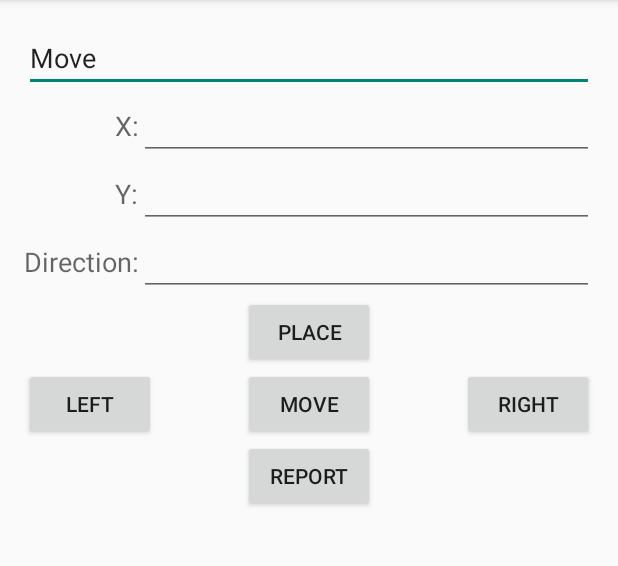
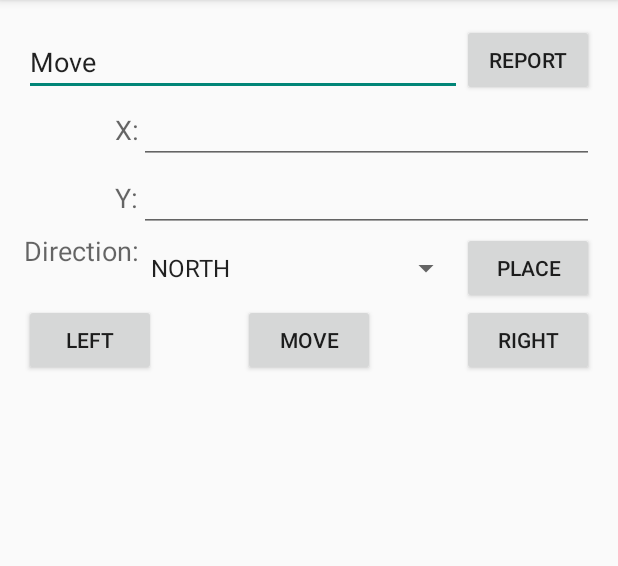
Before and after one commit to lokulin/toy-robot-android, an Android app: the screen it shows after launch (MainActivity), after a tap on "MOVE", on a phone screen of 412 x 824 dp, the part 84-650 px from its top. Run offline under Robolectric (Android 15) with nearby library versions, the phone set to English and light mode, and no system bars; 1 other tap on this screen came first.

Commit message:
Added more bugs

```diff
--- a/app/src/main/java/com/lauchlin/toyrobot/MainActivity.java
+++ b/app/src/main/java/com/lauchlin/toyrobot/MainActivity.java
@@ -5,15 +5,33 @@ import android.os.Bundle;
 import android.view.Menu;
 import android.view.MenuItem;
 import android.view.View;
+import android.widget.ArrayAdapter;
 import android.widget.EditText;
+import android.widget.Spinner;
+
+import java.util.Arrays;
+import java.util.List;
 
 
 public class MainActivity extends ActionBarActivity {
+
+    private Robot robot;
+    private Table table;
+    private EditText reportText;
+    public static List<String> directions = Arrays.asList("NORTH", "EAST", "SOUTH", "WEST");
 
     @Override
     protected void onCreate(Bundle savedInstanceState) {
         super.onCreate(savedInstanceState);
         setContentView(R.layout.activity_main);
+
+        table = new Table(new Point(0,0), new Point(4,4));
+        robot = new Robot(new Point(0,0), 0.0, null);
+        reportText = (EditText) findViewById(R.id.reportEditText);
+
+        Spinner directionList = (Spinner) findViewById(R.id.directionsSpinner);
+        ArrayAdapter<String> adapter = new ArrayAdapter<String>(this, android.R.layout.simple_spinner_item, directions);
+        directionList.setAdapter(adapter);
     }
 
     @Override
@@ -39,27 +57,30 @@ public class MainActivity extends ActionBarActivity {
     }
 
     public void onPlace(View view) {
-        EditText reportText = (EditText) findViewById(R.id.reportEditText);
+        String x = ((EditText) findViewById(R.id.xEditText)).getText().toString();
+        String y = ((EditText) findViewById(R.id.yEditText)).getText().toString();
+        String direction = ((Spinner) findViewById(R.id.directionsSpinner)).getSelectedItem().toString();
+        double facing = directions.indexOf(direction)/2.0;
+        robot.place(new Point(Float.parseFloat(x), Float.parseFloat(y)), facing, table);
         reportText.setText("Place");
     }
 
     public void onMove(View view) {
-        EditText reportText = (EditText) findViewById(R.id.reportEditText);
+        robot.move();
         reportText.setText("Move");
     }
 
     public void onLeft(View view) {
-        EditText reportText = (EditText) findViewById(R.id.reportEditText);
+        robot.left();
         reportText.setText("Left");
     }
 
     public void onRight(View view) {
-        EditText reportText = (EditText) findViewById(R.id.reportEditText);
+        robot.right();
         reportText.setText("Right");
     }
 
     public void onReport(View view) {
-        EditText reportText = (EditText) findViewById(R.id.reportEditText);
-        reportText.setText("Report");
+        reportText.setText(robot.report(directions));
     }
 }
--- /dev/null
+++ b/app/src/main/java/com/lauchlin/toyrobot/Point.java
@@ -0,0 +1,32 @@
+package com.lauchlin.toyrobot;
+
+public class Point
+{
+    private double x, y;
+
+    public Point(double x, double y)
+    {
+       this.x = x;
+       this.y = y;
+    }
+
+    public Point plus(Point other)
+    {
+      return new Point(this.x + other.x, this.y + other.y);
+    }
+
+    public boolean ge(Point other)
+    {
+      return this.x >= other.x && this.y >= other.y;
+    }
+
+    public boolean le(Point other)
+    {
+      return this.x <= other.x && this.y <= other.y;
+    }
+
+    public String toString()
+    {
+      return this.x + "," + this.y;
+    }
+}
--- /dev/null
+++ b/app/src/main/java/com/lauchlin/toyrobot/Robot.java
@@ -0,0 +1,51 @@
+package com.lauchlin.toyrobot;
+
+import com.lauchlin.toyrobot.Util.*;
+
+import java.util.List;
+
+public class Robot {
+
+    private Point location;
+    private double facing;
+    private Table table;
+
+    public Robot(Point location, double facing, Table table) {
+        this.location = location;
+        this.facing = facing;
+        this.table = table;
+    }
+
+    public void move() {
+        this.place(this.location.plus(new Point(Math.sin(Math.PI * facing),
+                        Math.cos(Math.PI * facing))),
+                this.facing,
+                this.table);
+    }
+
+    public void left() {
+        this.place(this.location, Util.fmod(this.facing - 0.5, 2.0), this.table);
+    }
+
+    public void right() {
+        this.place(this.location, Util.fmod(this.facing + 0.5, 2.0), this.table);
+    }
+
+    public String report(List<String> directions) {
+        if (table != null) {
+            return this.location.toString() + ","
+                    + directions.get((int) Math.round(this.facing * 2.0));
+        } else {
+            return "";
+        }
+    }
+
+    public void place(Point location, double facing, Table table) {
+        if (table != null && table.contains(location)) {
+            this.table = table;
+            this.location = location;
+            this.facing = facing;
+        }
+    }
+
+}
--- /dev/null
+++ b/app/src/main/java/com/lauchlin/toyrobot/Table.java
@@ -0,0 +1,17 @@
+package com.lauchlin.toyrobot;
+
+public class Table
+{
+    private Point llc, urc;
+
+    public Table(Point llc, Point urc)
+    {
+       this.llc = llc;
+       this.urc = urc;
+    }
+
+    public boolean contains(Point point)
+    {
+      return point.ge(llc) && point.le(urc);
+    }
+}
--- /dev/null
+++ b/app/src/main/java/com/lauchlin/toyrobot/Util.java
@@ -0,0 +1,9 @@
+package com.lauchlin.toyrobot;
+
+public class Util {
+
+  public static double fmod(double a, double b) {
+    return a - b * Math.floor( a / b );
+  }
+
+}
--- a/app/src/main/res/layout/activity_main.xml
+++ b/app/src/main/res/layout/activity_main.xml
@@ -4,18 +4,19 @@
     android:paddingRight="@dimen/activity_horizontal_margin"
     android:paddingTop="@dimen/activity_vertical_margin"
     android:paddingBottom="@dimen/activity_vertical_margin" tools:context=".MainActivity"
-    android:id="@+id/robotLayout">
+    android:id="@+id/robotLayout"
+    android:nestedScrollingEnabled="false">
 
     <EditText
         android:layout_width="wrap_content"
         android:layout_height="wrap_content"
         android:id="@+id/reportEditText"
-        android:layout_alignParentTop="true"
+        android:editable="false"
+        android:layout_above="@+id/xEditText"
         android:layout_alignParentLeft="true"
         android:layout_alignParentStart="true"
-        android:layout_alignParentRight="true"
-        android:layout_alignParentEnd="true"
-        android:editable="false" />
+        android:layout_toLeftOf="@+id/reportButton"
+        android:layout_toStartOf="@+id/reportButton" />
 
     <TextView
         android:layout_width="wrap_content"
@@ -45,10 +46,9 @@
         android:textAppearance="?android:attr/textAppearanceMedium"
         android:text="Direction:"
         android:id="@+id/direcitonText"
-        android:layout_alignBaseline="@+id/directionEditText"
-        android:layout_alignBottom="@+id/directionEditText"
         android:layout_alignParentLeft="true"
-        android:layout_alignParentStart="true" />
+        android:layout_alignParentStart="true"
+        android:layout_below="@+id/yEditText" />
 
     <EditText
         android:layout_width="wrap_content"
@@ -65,22 +65,11 @@
         android:layout_width="wrap_content"
         android:layout_height="wrap_content"
         android:id="@+id/xEditText"
-        android:layout_below="@+id/reportEditText"
-        android:layout_toRightOf="@+id/direcitonText"
+        android:inputType="number"
+        android:layout_below="@+id/reportButton"
+        android:layout_toRightOf="@+id/xText"
         android:layout_alignRight="@+id/yEditText"
-        android:layout_alignEnd="@+id/yEditText"
-        android:inputType="number" />
-
-    <EditText
-        android:layout_width="wrap_content"
-        android:layout_height="wrap_content"
-        android:id="@+id/directionEditText"
-        android:layout_below="@+id/yEditText"
-        android:layout_alignLeft="@+id/yEditText"
-        android:layout_alignStart="@+id/yEditText"
-        android:layout_alignRight="@+id/yEditText"
-        android:layout_alignEnd="@+id/yEditText"
-        android:inputType="text" />
+        android:layout_alignEnd="@+id/yEditText" />
 
     <Button
         android:layout_width="wrap_content"
@@ -88,17 +77,17 @@
         android:text="Place"
         android:id="@+id/placeButton"
         android:onClick="onPlace"
-        android:layout_below="@+id/directionEditText"
-        android:layout_centerHorizontal="true" />
+        android:layout_below="@+id/yEditText"
+        android:layout_toRightOf="@+id/reportEditText"
+        android:layout_toEndOf="@+id/reportEditText" />
 
     <RelativeLayout
         android:layout_width="match_parent"
         android:layout_height="match_parent"
+        android:id="@+id/relativeLayout"
         android:layout_alignParentRight="true"
         android:layout_alignParentEnd="true"
-        android:layout_alignParentBottom="true"
-        android:layout_below="@+id/placeButton"
-        android:id="@+id/relativeLayout">
+        android:layout_below="@+id/placeButton">
 
         <Button
             android:layout_width="wrap_content"
@@ -130,15 +119,28 @@
             android:layout_alignParentEnd="true"
             android:onClick="onRight" />
 
-        <Button
-            android:layout_width="wrap_content"
-            android:layout_height="wrap_content"
-            android:text="Report"
-            android:id="@+id/reportButton"
-            android:layout_below="@+id/moveButton"
-            android:layout_alignLeft="@+id/moveButton"
-            android:layout_alignStart="@+id/moveButton"
-            android:onClick="onReport" />
     </RelativeLayout>
 
+    <Button
+        android:layout_width="wrap_content"
+        android:layout_height="wrap_content"
+        android:text="Report"
+        android:id="@+id/reportButton"
+        android:onClick="onReport"
+        android:layout_alignParentTop="true"
+        android:layout_alignParentRight="true"
+        android:layout_alignParentEnd="true" />
+
+    <Spinner
+        android:layout_width="wrap_content"
+        android:layout_height="wrap_content"
+        android:id="@+id/directionsSpinner"
+        android:layout_below="@+id/yEditText"
+        android:layout_alignLeft="@+id/yEditText"
+        android:layout_alignStart="@+id/yEditText"
+        android:layout_alignRight="@+id/reportEditText"
+        android:layout_alignEnd="@+id/reportEditText"
+        android:layout_alignBottom="@+id/placeButton"
+        android:spinnerMode="dropdown" />
+
 </RelativeLayout>
```
